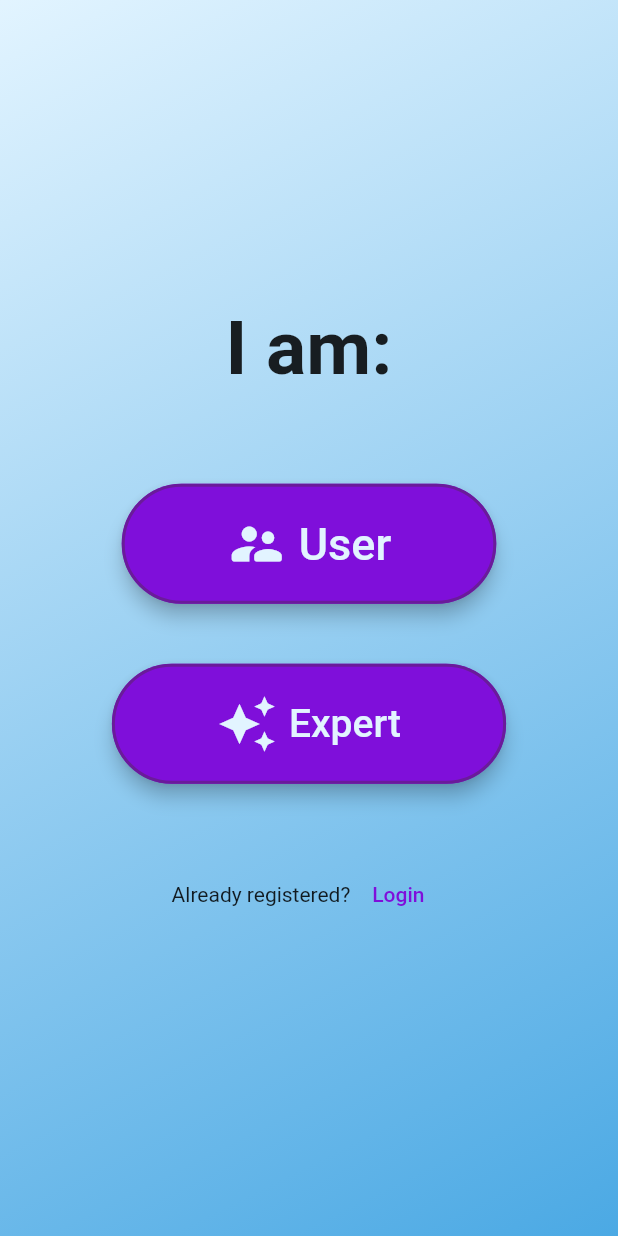
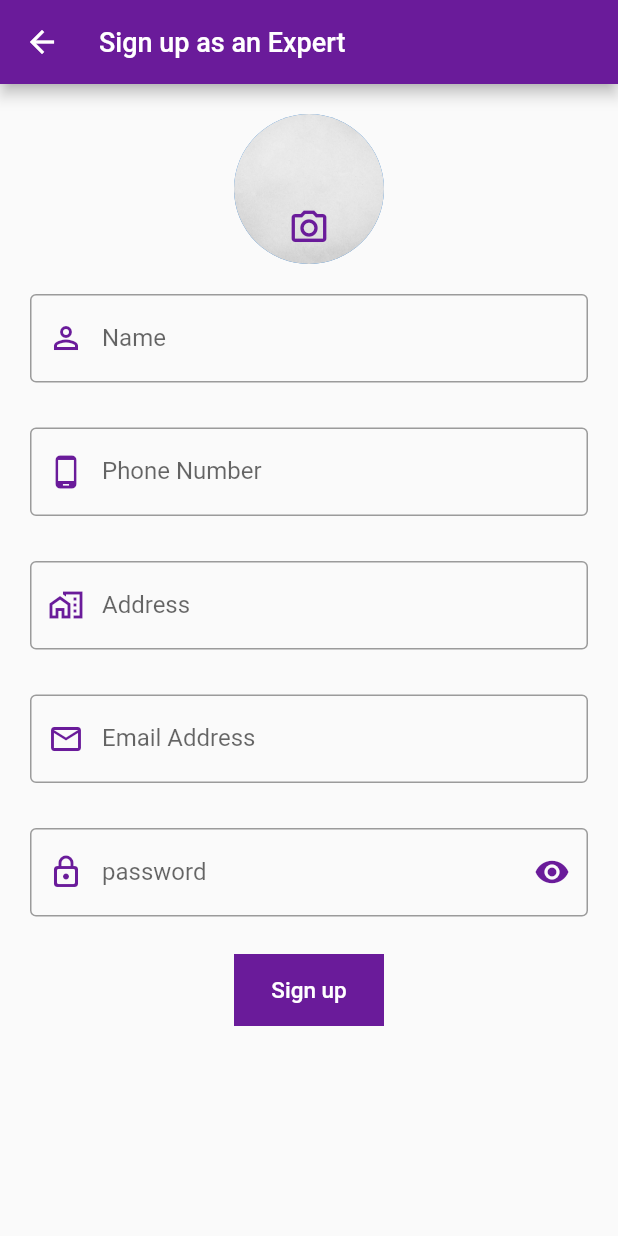
Before and after one commit to samtounsi/guidram-consultant-app, a Flutter app: the RegisterPage1 screen opened by its route, after a tap on "Expert", on a phone screen of 412 x 824 dp. Run offline on Flutter 3.47's test engine with Material 2 defaults, Android fonts, the phone set to English and light mode, and no system bars; our stand-ins replace email_validator; Roboto replaces fonts that are missing (Courgette).

Commit message:
expert screen sign up and main screen

```diff
--- /dev/null
+++ b/lib/Expert_Screen.dart
@@ -0,0 +1,265 @@
+import 'package:flutter/material.dart';
+import 'package:guideram/Main_Screen.dart';
+import 'package:guideram/choose.dart';
+
+class Expert_Screen extends StatefulWidget {
+  @override
+  State<Expert_Screen> createState() => _Expert_ScreenState();
+}
+
+class _Expert_ScreenState extends State<Expert_Screen> {
+  var NameController = TextEditingController();
+
+  var phoneController = TextEditingController();
+
+  var emailController = TextEditingController();
+
+  var passwordController = TextEditingController();
+
+  var AddressController = TextEditingController();
+
+  var FormKey = GlobalKey<FormState>();
+  bool _obscureText = true;
+
+  @override
+  Widget build(BuildContext context) {
+    return Scaffold(
+      appBar: AppBar(
+        backgroundColor: Colors.purple[800],
+        leading: IconButton(
+          icon: Icon(
+            Icons.arrow_back,
+          ),
+          onPressed: (){
+            //Navigation
+            Navigator.of(context).push(MaterialPageRoute(builder:(context){
+              return RegisterPage1(title: '',);
+            }));
+          },
+        ),
+        titleSpacing: 10.0,
+        title: Text(
+          'Sign up as an Expert',
+          style: TextStyle(
+            color: Colors.white,
+            fontSize: 18.0,
+          ),
+        ),
+      ),
+      body: Padding(
+        padding: const EdgeInsets.all(20.0),
+        child: Expanded(
+          child: SingleChildScrollView(
+            child: Form(
+              key: FormKey,
+              child: Column(
+                children: [
+                  Stack(
+                    alignment: AlignmentDirectional.bottomCenter,
+                    children: [
+                      CircleAvatar(
+                        radius: 50.0,
+                        backgroundImage:AssetImage('assets/images/profile.png'),
+                      ),
+                      IconButton(
+                        icon:Icon(
+                          color: Colors.purple[800],
+                          Icons.camera_alt_outlined,
+                          size: 28.0,
+                        ),
+                        onPressed: (){
+
+                        },
+                      )
+                    ],
+                  ),
+                  SizedBox(
+                    height:20.0,
+                  ),
+                  TextFormField(
+                    maxLines: 1,
+                    controller: NameController,
+                    keyboardType: TextInputType.name,
+                    onFieldSubmitted: (String value) {
+                      print(value);
+                    },
+                    validator: (String? value) {
+                      if (value != null && value.isEmpty) {
+                        return "Your name can't be empty";
+                      }
+                      return null;
+                    },
+                    decoration: InputDecoration(
+                      labelText: 'Name',
+                      border: OutlineInputBorder(
+                        gapPadding: 5.0,
+                      ),
+                      prefixIcon: Icon(
+                        color: Colors.purple[800],
+                        Icons.perm_identity_outlined,
+                      ),
+                    ),
+                  ),
+                  SizedBox(
+                    height: 30.0,
+                  ),
+                  TextFormField(
+                    maxLines: 1,
+                    controller: phoneController,
+                    keyboardType: TextInputType.phone,
+                    onFieldSubmitted: (String value) {
+                      print(value);
+                    },
+                    validator: (String? value) {
+                      if (value != null && value.isEmpty) {
+                        return "Your phone number can't be empty";
+                      }
+                      return null;
+                    },
+                    decoration: InputDecoration(
+                      labelText: 'Phone Number',
+                      border: OutlineInputBorder(
+                        gapPadding: 5.0,
+                      ),
+                      prefixIcon: Icon(
+                        color: Colors.purple[800],
+                        Icons.phone_android,
+                      ),
+                    ),
+                  ),
+                  SizedBox(
+                    height: 30.0,
+                  ),
+                  TextFormField(
+                    maxLines: 1,
+                    controller: AddressController,
+                    keyboardType: TextInputType.text,
+                    onFieldSubmitted: (String value) {
+                      print(value);
+                    },
+                    validator: (String? value) {
+                      if (value != null && value.isEmpty) {
+                        return "Your address can't be empty";
+                      }
+                      return null;
+                    },
+                    decoration: InputDecoration(
+                      labelText: 'Address',
+                      fillColor: Colors.white,
+                      focusedBorder: const OutlineInputBorder(
+                        borderSide: BorderSide(color: Colors.black45),
+                      ),
+                      //  labelStyle: TextStyle(color: Colors.purple),
+                      border: OutlineInputBorder(
+                        borderSide: const BorderSide(color: Colors.black45),
+                      ),
+                      prefixIcon: Icon(
+                        color: Colors.purple[800],
+                        Icons.maps_home_work_outlined,
+                      ),
+                    ),
+                  ),
+                  SizedBox(
+                    height: 30.0,
+                  ),
+                  TextFormField(
+                    maxLines: 1,
+                    controller: emailController,
+                    keyboardType: TextInputType.emailAddress,
+                    onFieldSubmitted: (String value) {
+                      print(value);
+                    },
+                    validator: (String? value) {
+                      if (value != null && value.isEmpty) {
+                        return "Your email can't be empty";
+                      }
+                      return null;
+                    },
+                    decoration: InputDecoration(
+                      labelText: 'Email Address',
+                      border: OutlineInputBorder(),
+                      prefixIcon: Icon(
+                        color: Colors.purple[800],
+                        Icons.email_outlined,
+                      ),
+                    ),
+                  ),
+                  SizedBox(
+                    height: 30.0,
+                  ),
+                  TextFormField(
+                    maxLines: 1,
+                    controller: passwordController,
+                    keyboardType: TextInputType.visiblePassword,
+                    obscureText: _obscureText,
+                    validator: (String? value) {
+                      if (value != null && value.isEmpty) {
+                        return "Your password can't be empty";
+                      }
+                      return null;
+                    },
+                    decoration: InputDecoration(
+                      labelText: 'password',
+                      border: OutlineInputBorder(),
+                      prefixIcon: Icon(
+                        color: Colors.purple[800],
+                        Icons.lock_outline_rounded,
+                      ),
+                      suffixIcon: IconButton(
+                        icon: Icon(
+                          _obscureText
+                              ? Icons.visibility
+                              : Icons.visibility_off,
+                          color: Colors.purple[800],
+                        ),
+                        onPressed: () {
+                          setState(() {
+                            _obscureText = !_obscureText;
+                          });
+                        },
+                      ),
+                    ),
+                  ),
+                  SizedBox(
+                    height: 25.0,
+                  ),
+                  Container(
+                    width: 100.0,
+                    child: MaterialButton(
+                      height: 20.0,
+                      onPressed: () {
+                        if (FormKey.currentState!.validate()) {
+                          print(emailController.text);
+                          print(passwordController.text);
+                          print(NameController.text);
+                          print(phoneController.text);
+                          print(AddressController.text);
+                          //Navigation
+                          Navigator.of(context).push(MaterialPageRoute(builder:(context){
+                            return Main_Screen();
+                          }));
+                        }
+                      },
+                      child: Text(
+                        'Sign up',
+                        style: TextStyle(
+                          color: Colors.white,
+                          fontSize: 15.0,
+                          //fontWeight: FontWeight.bold,
+                        ),
+                      ),
+                    ),
+                    decoration: BoxDecoration(
+                      // borderRadius: BorderRadius.circular(20.0),
+                      color: Colors.purple[800],
+                    ),
+                  ),
+                ],
+              ),
+            ),
+          ),
+        ),
+      ),
+    );
+  }
+}
--- a/lib/choose.dart
+++ b/lib/choose.dart
@@ -1,4 +1,5 @@
 import 'package:flutter/material.dart';
+import 'package:guideram/Expert_Screen.dart';
 
 class RegisterPage1 extends StatefulWidget {
   const RegisterPage1({Key? key, required this.title}) : super(key: key);
@@ -71,7 +72,11 @@ class _RegisterPage1State extends State<RegisterPage1> {
                         color: Color.fromARGB(255, 106, 27, 154), width: 2),
                     shape: StadiumBorder(),
                     elevation: 5),
-                onPressed: () {},
+                onPressed: () {
+                  Navigator.of(context).push(MaterialPageRoute(builder:(context){
+                    return Expert_Screen();
+                  }));
+                },
                 icon: Icon(
                   Icons.auto_awesome,
                   size: 40,
--- a/pubspec.yaml
+++ b/pubspec.yaml
@@ -61,10 +61,10 @@ flutter:
   # included with your application, so that you can use the icons in
   # the material Icons class.
   uses-material-design: true
+  assets:
+    - assets/images/
+  # To add assets to your application, add an assets section, like this:
 
-  # To add assets to your application, add an assets section, like this:
-  assets:
-    - assets/
 
   # An image asset can refer to one or more resolution-specific "variants", see
   # https://flutter.dev/assets-and-images/#resolution-aware
```
Also changed, not shown: lib/Main_Screen.dart (added, +212 -0 lines), lib/login.dart (+9 -1 lines), lib/main.dart (+9 -1 lines), lib/signup.dart (+6 -1 lines), assets/images/logo.png (added), assets/images/p1.png (added), assets/images/p2.png (added), assets/images/p3.png (added), assets/images/p4.png (added), assets/images/p5.png (added), assets/images/profile.png (added).
